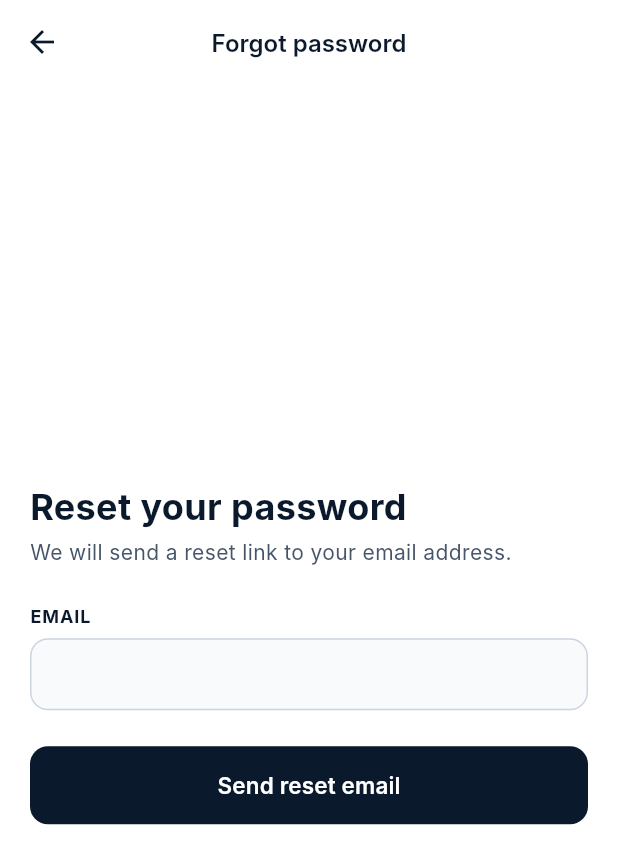
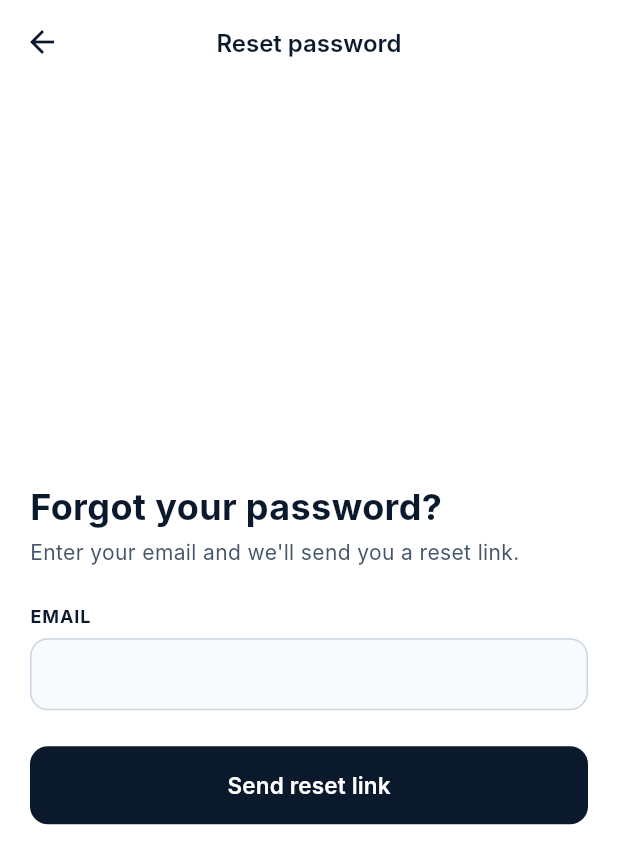
Before and after one commit to Dantwalig/alu_market_place, a Flutter app: the screen it shows after launch, after a tap on "Forgot password?", on a phone screen of 412 x 824 dp. Shown: the top 864 px of the screen. Run offline on Flutter 3.47's test engine with Material 3 defaults, Android fonts, the phone set to English and light mode, and no system bars; our stand-ins replace cloud_firestore, equatable, firebase_auth, firebase_core, flutter_bloc, google_sign_in and 1 more; accounts and stored records are empty; Roboto replaces fonts that are missing (Inter).

Commit message:
feat: add authentication setup and email verification

```diff
--- a/lib/core/utils/validators.dart
+++ b/lib/core/utils/validators.dart
@@ -1,42 +1,42 @@
-/// Form field validators used by the auth screens.
-///
-/// Each validator returns `null` when the input is valid, or a user-facing
-/// error message when it is not.
+/// Pure input validators. Each returns an error message, or null when valid.
+/// Kept free of Flutter imports so they are trivial to unit test.
 class Validators {
-  static String? email(String? value) {
-    if (value == null || value.trim().isEmpty) return 'Enter your email';
-    final emailRegExp = RegExp(
-      r'^[a-zA-Z0-9._%+-]+@[a-zA-Z0-9.-]+\.[a-zA-Z]{2,}$',
-    );
-    if (!emailRegExp.hasMatch(value.trim())) return 'Enter a valid email';
+  Validators._();
+
+  static final _emailRegex = RegExp(r'^[\w.+-]+@[\w-]+(\.[\w-]+)+$');
+
+  static String? name(String? value) {
+    final v = value?.trim() ?? '';
+    if (v.isEmpty) return 'Please enter your name';
+    if (v.length < 2) return 'Name must be at least 2 characters';
     return null;
   }
 
-  static String? requiredPassword(String? value) {
-    if (value == null || value.isEmpty) return 'Enter your password';
-    if (value.length < 6) return 'Password must be at least 6 characters';
+  static String? email(String? value) {
+    final v = value?.trim() ?? '';
+    if (v.isEmpty) return 'Please enter your email';
+    if (!_emailRegex.hasMatch(v)) return 'Enter a valid email address';
     return null;
   }
 
-  static String? name(String? value) {
-    if (value == null || value.trim().isEmpty) return 'Enter your name';
+  /// Registration rule: 8+ characters with at least one letter and one digit.
+  static String? newPassword(String? value) {
+    final v = value ?? '';
+    if (v.isEmpty) return 'Please enter a password';
+    if (v.length < 8) return 'Password must be at least 8 characters';
+    if (!RegExp(r'[A-Za-z]').hasMatch(v) || !RegExp(r'\d').hasMatch(v)) {
+      return 'Use at least one letter and one number';
+    }
     return null;
   }
 
-  static String? newPassword(String? value) {
-    if (value == null || value.isEmpty) return 'Enter a password';
-    if (value.length < 6) return 'Password must be at least 6 characters';
-    return null;
-  }
+  /// Login only checks that something was typed; Firebase decides validity.
+  static String? requiredPassword(String? value) =>
+      (value == null || value.isEmpty) ? 'Please enter your password' : null;
 
-  static String? confirmPassword(String? value, String? password) {
-    if (value == null || value.isEmpty) return 'Confirm your password';
-    if (value != password) return 'Passwords do not match';
-    return null;
-  }
-
-  static String? required(String? value, {String label = 'This field'}) {
-    if (value == null || value.trim().isEmpty) return '$label is required';
+  static String? confirmPassword(String? value, String original) {
+    if (value == null || value.isEmpty) return 'Please confirm your password';
+    if (value != original) return 'Passwords do not match';
     return null;
   }
 }
--- a/lib/features/auth/presentation/pages/auth_gate.dart
+++ b/lib/features/auth/presentation/pages/auth_gate.dart
@@ -3,25 +3,32 @@ import 'package:flutter_bloc/flutter_bloc.dart';
 
 import '../bloc/auth_bloc.dart';
 import 'login_page.dart';
+import 'verify_email_page.dart';
 
-/// Routes to the shell when signed in, otherwise to the login page.
+/// Chooses what to show from the auth state: splash, login, verify or the app.
 class AuthGate extends StatelessWidget {
   final Widget signedIn;
   const AuthGate({super.key, required this.signedIn});
 
   @override
   Widget build(BuildContext context) {
-    return BlocBuilder<AuthBloc, AuthState>(
+    return BlocConsumer<AuthBloc, AuthState>(
+      // Drop pushed pages (register, reset) when the session changes.
+      listenWhen: (p, c) =>
+          p.status != c.status || p.needsVerification != c.needsVerification,
+      listener: (context, state) =>
+          Navigator.of(context).popUntil((r) => r.isFirst),
+      buildWhen: (p, c) =>
+          p.status != c.status || p.needsVerification != c.needsVerification,
       builder: (context, state) {
         switch (state.status) {
-          case AuthStatus.authenticated:
-            return signedIn;
+          case AuthStatus.unknown:
+            return const Scaffold(
+                body: Center(child: CircularProgressIndicator()));
           case AuthStatus.unauthenticated:
             return const LoginPage();
-          case AuthStatus.unknown:
-            return const Scaffold(
-              body: Center(child: CircularProgressIndicator()),
-            );
+          case AuthStatus.authenticated:
+            return state.needsVerification ? const VerifyEmailPage() : signedIn;
         }
       },
     );
--- a/lib/features/auth/presentation/pages/forgot_password_page.dart
+++ b/lib/features/auth/presentation/pages/forgot_password_page.dart
@@ -2,29 +2,21 @@ import 'package:flutter/material.dart';
 import 'package:flutter_bloc/flutter_bloc.dart';
 
 import '../../../../core/tokens.dart';
-import '../../../../core/ui/ui_message.dart';
 import '../../../../core/utils/validators.dart';
-import '../../../../core/widgets.dart';
-import '../../presentation/widgets/auth_widgets.dart';
 import '../bloc/auth_bloc.dart';
+import '../widgets/auth_widgets.dart';
 
 class ForgotPasswordPage extends StatefulWidget {
   final String initialEmail;
   const ForgotPasswordPage({super.key, this.initialEmail = ''});
-
   @override
   State<ForgotPasswordPage> createState() => _ForgotPasswordPageState();
 }
 
 class _ForgotPasswordPageState extends State<ForgotPasswordPage> {
   final _formKey = GlobalKey<FormState>();
-  final _email = TextEditingController();
-
-  @override
-  void initState() {
-    super.initState();
-    _email.text = widget.initialEmail;
-  }
+  late final TextEditingController _email =
+      TextEditingController(text: widget.initialEmail);
 
   @override
   void dispose() {
@@ -41,19 +33,15 @@ class _ForgotPasswordPageState extends State<ForgotPasswordPage> {
   @override
   Widget build(BuildContext context) {
     return AuthScaffold(
-      title: 'Forgot password',
-      showBack: true,
+      title: 'Reset password',
       child: Form(
         key: _formKey,
-        child: Column(
-          crossAxisAlignment: CrossAxisAlignment.stretch,
-          children: [
-            const Text('Reset your password', style: T.display),
+        child:
+            Column(crossAxisAlignment: CrossAxisAlignment.stretch, children: [
+          const Text('Forgot your password?', style: T.display),
           const SizedBox(height: 6),
-            const Text(
-              'We will send a reset link to your email address.',
-              style: T.bodySlate,
-            ),
+          const Text("Enter your email and we'll send you a reset link.",
+              style: T.bodySlate),
           const SizedBox(height: 24),
           AuthTextField(
             label: 'Email',
@@ -63,24 +51,8 @@ class _ForgotPasswordPageState extends State<ForgotPasswordPage> {
             textInputAction: TextInputAction.done,
           ),
           const SizedBox(height: 24),
-            BlocListener<AuthBloc, AuthState>(
-              listenWhen: (p, c) => c.message != null && p.nonce != c.nonce,
-              listener: (context, state) {
-                ScaffoldMessenger.of(context)
-                  ..hideCurrentSnackBar()
-                  ..showSnackBar(SnackBar(
-                    content: Text(state.message!),
-                    backgroundColor: state.isError ? C.red : C.green,
-                    behavior: SnackBarBehavior.floating,
-                  ));
-              },
-              child: BusyButton(
-                label: 'Send reset email',
-                onPressed: _submit,
-              ),
-            ),
-          ],
-        ),
+          BusyButton(label: 'Send reset link', onPressed: _submit),
+        ]),
       ),
     );
   }
```
Also changed, not shown: lib/features/auth/data/repositories/auth_repository_impl.dart (+85 -40 lines), lib/features/auth/presentation/pages/verify_email_page.dart (added, +45 -0 lines), 1 other file. Lines whose indentation alone changed are shown as unchanged.
